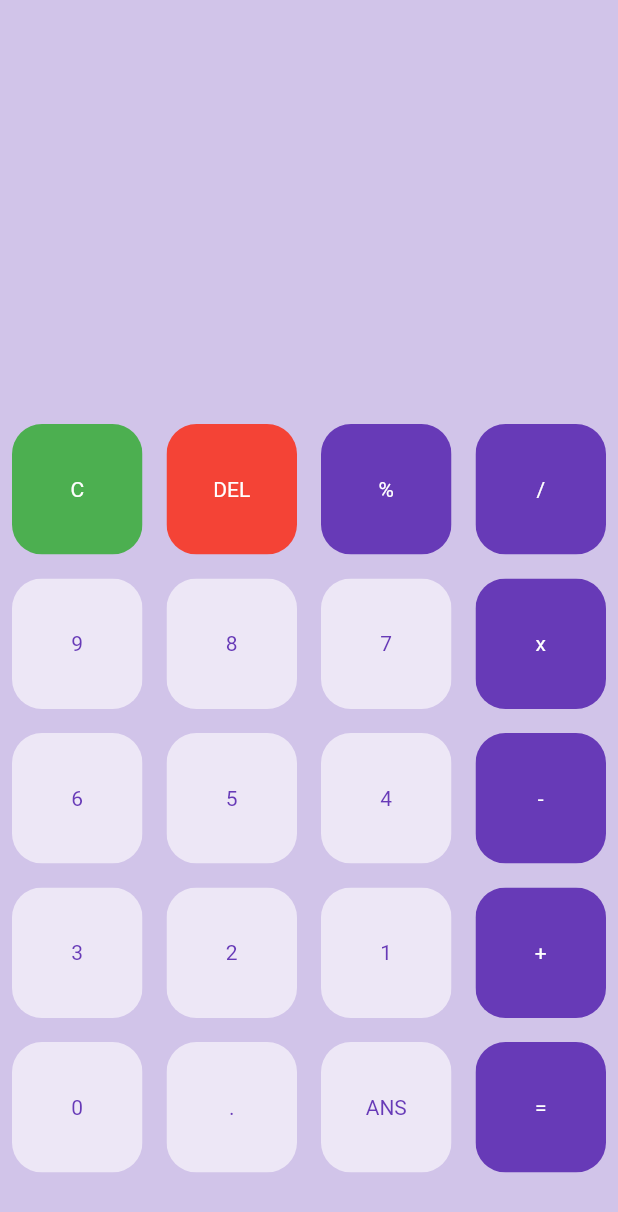
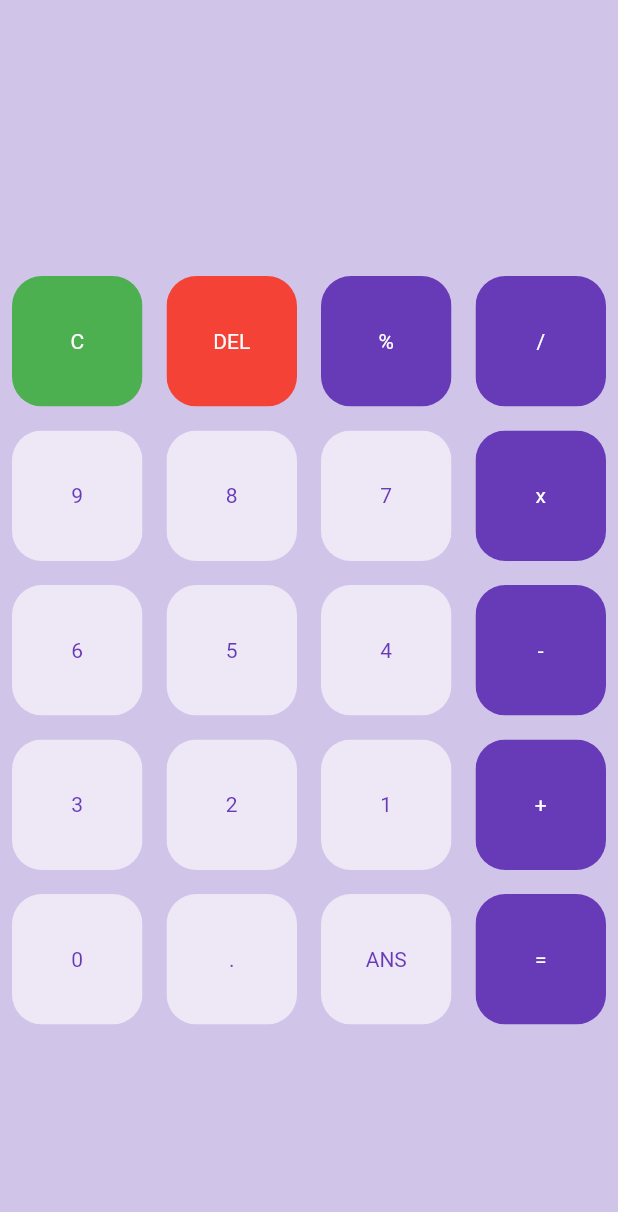
Before and after one commit to AlissonSilva/Calculadora, a Flutter app: the screen it shows after launch, on a phone screen of 412 x 824 dp. Shown: the top 1212 px of the screen. Run offline on Flutter 3.47's test engine with Material 2 defaults, Android fonts, the phone set to English and light mode, and no system bars; our stand-ins replace math_expressions.

Commit message:
Commit 2023-03-12
Ajuste no button de limpar tela para considerar as respostas;
Ajuste no layout da tela.

```diff
--- a/lib/main.dart
+++ b/lib/main.dart
@@ -59,6 +59,7 @@ class _HomePageState extends State<HomePage> {
       body: Column(
         children: <Widget>[
           Expanded(
+            flex: 0,
             child: Container(
               child: Column(
                 mainAxisAlignment: MainAxisAlignment.spaceEvenly,
@@ -99,6 +100,7 @@ class _HomePageState extends State<HomePage> {
                         buttonTapped: () {
                           setState(() {
                             userQuestion = '';
+                            userAnswer = '';
                           });
                         },
                         buttonText: buttons[index],
```
